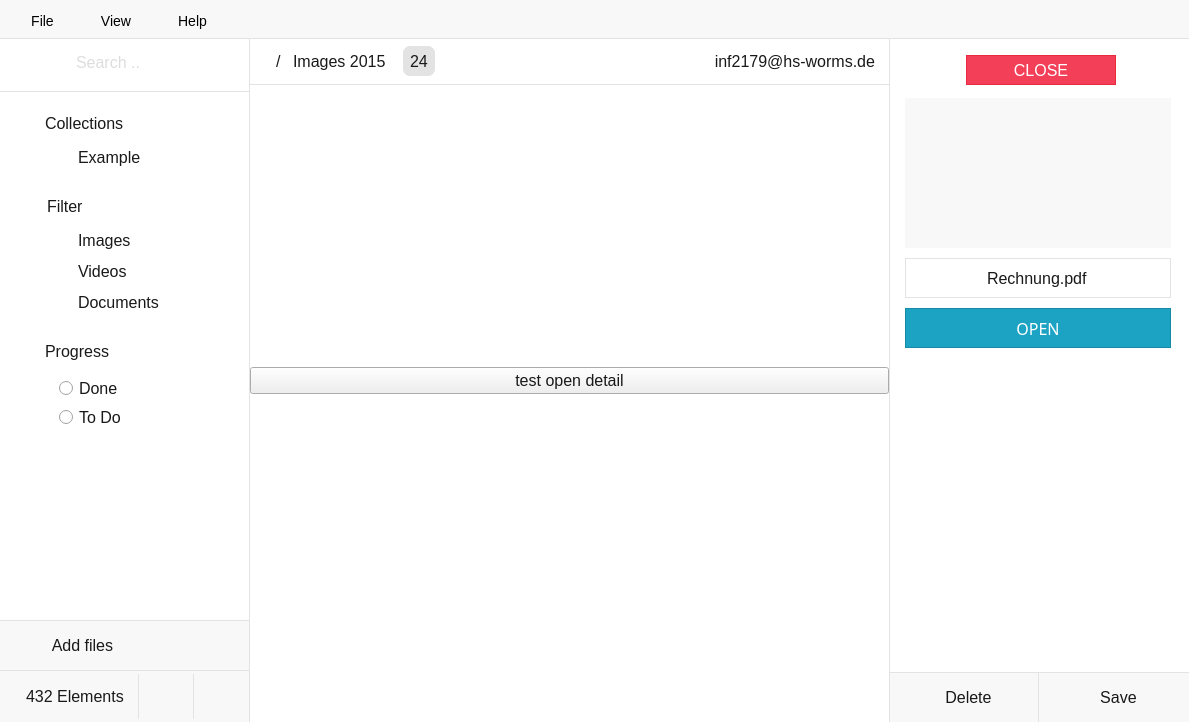
Old version of the form src/gui/mainwindow.ui in the repository Gitnoter/vemoria2.
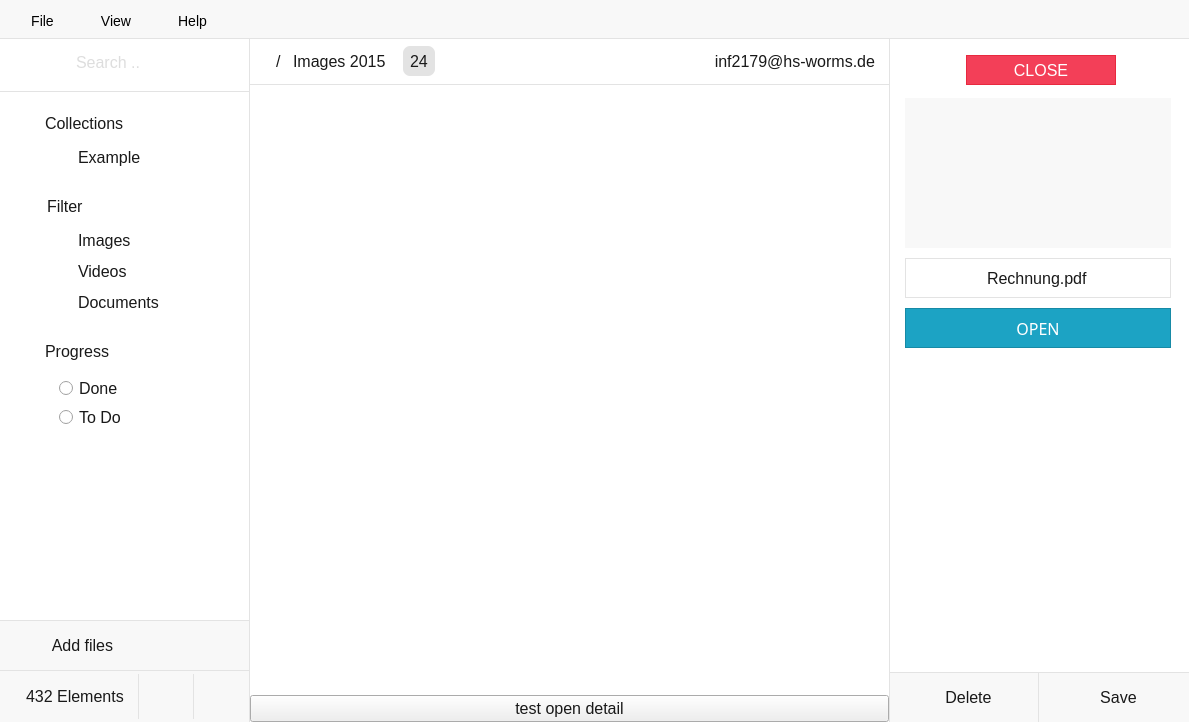
New version of the form. Icons and pictures are not drawn.

The edit to the form file:
```diff
--- a/src/gui/mainwindow.ui
+++ b/src/gui/mainwindow.ui
@@ -1128,7 +1128,7 @@
        border-top:1px solid #e3e3e3;
 }</string>
         </property>
-        <layout class="QGridLayout" name="gridLayout_10" rowstretch="0,0,0" columnstretch="0">
+        <layout class="QGridLayout" name="gridLayout_10" rowstretch="0,0" columnstretch="0">
          <property name="leftMargin">
           <number>0</number>
          </property>
@@ -1144,13 +1144,6 @@
          <property name="spacing">
           <number>0</number>
          </property>
-         <item row="2" column="0">
-          <widget class="QGroupBox" name="groupBox_10">
-           <property name="title">
-            <string/>
-           </property>
-          </widget>
-         </item>
          <item row="0" column="0" alignment="Qt::AlignTop">
           <widget class="QWidget" name="horizontalWidget" native="true">
            <property name="sizePolicy">
```
Left out of the diff: 2 changed lines with no effect on the pictures.
